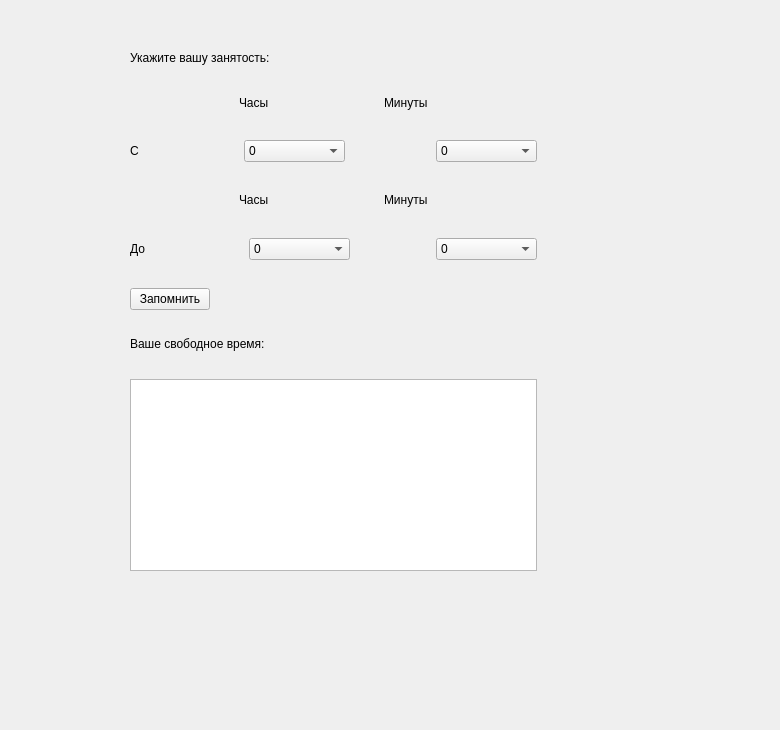
Above: keknaizer.ui from moevm/gui-1h2017-05 before the change. Below: the same form after it.
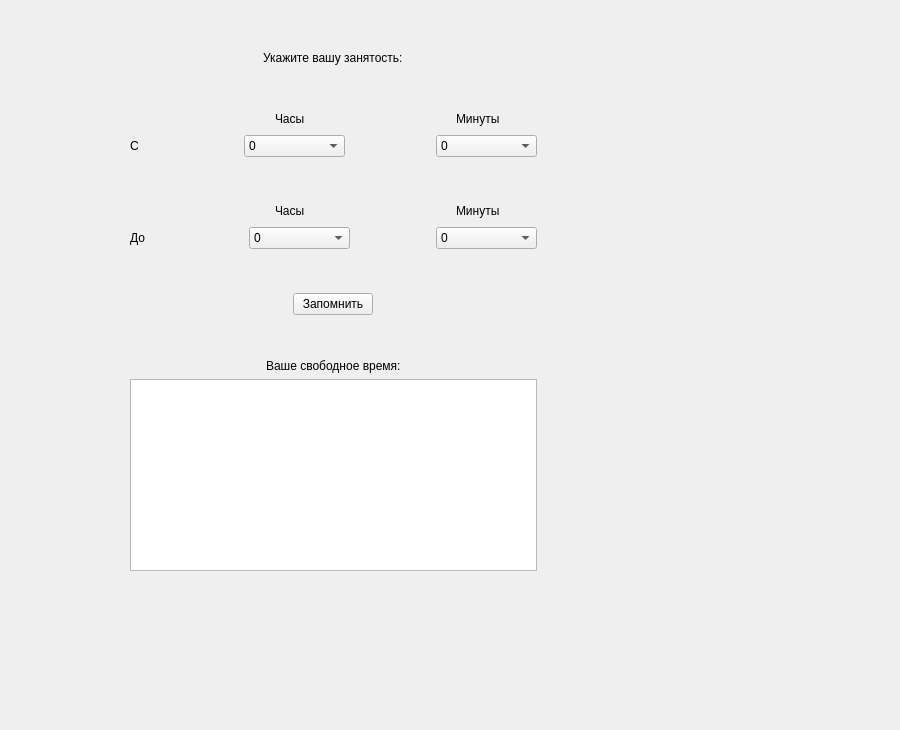
That is the form after the change.

```diff
--- a/keknaizer.ui
+++ b/keknaizer.ui
@@ -6,14 +6,14 @@
    <rect>
     <x>0</x>
     <y>0</y>
-    <width>780</width>
+    <width>900</width>
     <height>730</height>
    </rect>
   </property>
   <property name="windowTitle">
    <string>keknaizer</string>
   </property>
-  <widget class="QWidget" name="">
+  <widget class="QWidget" name="layoutWidget">
    <property name="geometry">
     <rect>
      <x>130</x>
@@ -22,14 +22,14 @@
      <height>534</height>
     </rect>
    </property>
-   <layout class="QVBoxLayout" name="verticalLayout_2" stretch="0,0,0,0,0,0,0,0,0,0,0,0,0,0,0">
+   <layout class="QVBoxLayout" name="verticalLayout_2" stretch="0,0,0,0,0,0,0,0,0,0,0,0">
     <property name="leftMargin">
      <number>0</number>
     </property>
     <property name="bottomMargin">
      <number>3</number>
     </property>
-    <item>
+    <item alignment="Qt::AlignHCenter">
      <widget class="QLabel" name="label_3">
       <property name="sizePolicy">
        <sizepolicy hsizetype="Fixed" vsizetype="Preferred">
@@ -70,7 +70,7 @@
         </property>
         <property name="sizeHint" stdset="0">
          <size>
-          <width>76</width>
+          <width>145</width>
           <height>20</height>
          </size>
         </property>
@@ -96,7 +96,7 @@
         </property>
         <property name="sizeHint" stdset="0">
          <size>
-          <width>79</width>
+          <width>145</width>
           <height>20</height>
          </size>
         </property>
@@ -130,19 +130,6 @@
       </item>
      </layout>
     </item>
-    <item>
-     <spacer name="verticalSpacer_2">
-      <property name="orientation">
-       <enum>Qt::Vertical</enum>
-      </property>
-      <property name="sizeHint" stdset="0">
-       <size>
-        <width>20</width>
-        <height>17</height>
-       </size>
-      </property>
-     </spacer>
-    </item>
     <item>
      <layout class="QHBoxLayout" name="horizontalLayout_3">
       <item>
@@ -644,7 +631,7 @@
         </property>
         <property name="sizeHint" stdset="0">
          <size>
-          <width>76</width>
+          <width>145</width>
           <height>20</height>
          </size>
         </property>
@@ -670,7 +657,7 @@
         </property>
         <property name="sizeHint" stdset="0">
          <size>
-          <width>79</width>
+          <width>145</width>
           <height>20</height>
          </size>
         </property>
@@ -704,19 +691,6 @@
       </item>
      </layout>
     </item>
-    <item>
-     <spacer name="verticalSpacer_4">
-      <property name="orientation">
-       <enum>Qt::Vertical</enum>
-      </property>
-      <property name="sizeHint" stdset="0">
-       <size>
-        <width>20</width>
-        <height>17</height>
-       </size>
-      </property>
-     </spacer>
-    </item>
     <item>
      <layout class="QHBoxLayout" name="horizontalLayout">
       <property name="sizeConstraint">
@@ -1218,10 +1192,10 @@
       </property>
      </spacer>
     </item>
-    <item>
+    <item alignment="Qt::AlignHCenter">
      <widget class="QPushButton" name="pushButton">
       <property name="sizePolicy">
-       <sizepolicy hsizetype="Fixed" vsizetype="Fixed">
+       <sizepolicy hsizetype="Minimum" vsizetype="Minimum">
         <horstretch>0</horstretch>
         <verstretch>0</verstretch>
        </sizepolicy>
@@ -1250,26 +1224,13 @@
       </property>
      </spacer>
     </item>
-    <item>
+    <item alignment="Qt::AlignHCenter">
      <widget class="QLabel" name="label_8">
       <property name="text">
        <string>Ваше свободное время:</string>
       </property>
      </widget>
     </item>
-    <item>
-     <spacer name="verticalSpacer_7">
-      <property name="orientation">
-       <enum>Qt::Vertical</enum>
-      </property>
-      <property name="sizeHint" stdset="0">
-       <size>
-        <width>20</width>
-        <height>17</height>
-       </size>
-      </property>
-     </spacer>
-    </item>
     <item>
      <widget class="QPlainTextEdit" name="plainTextEdit"/>
     </item>
```
Left out of the diff: 64 changed lines with no effect on the pictures.
